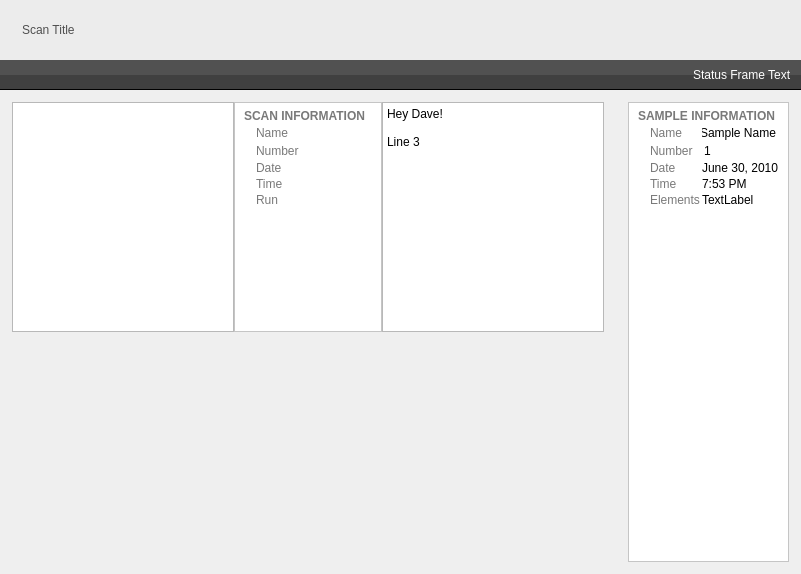
Qt form source/ui/AMGenericScanEditor.ui (acquaman/acquaman) before a commit.
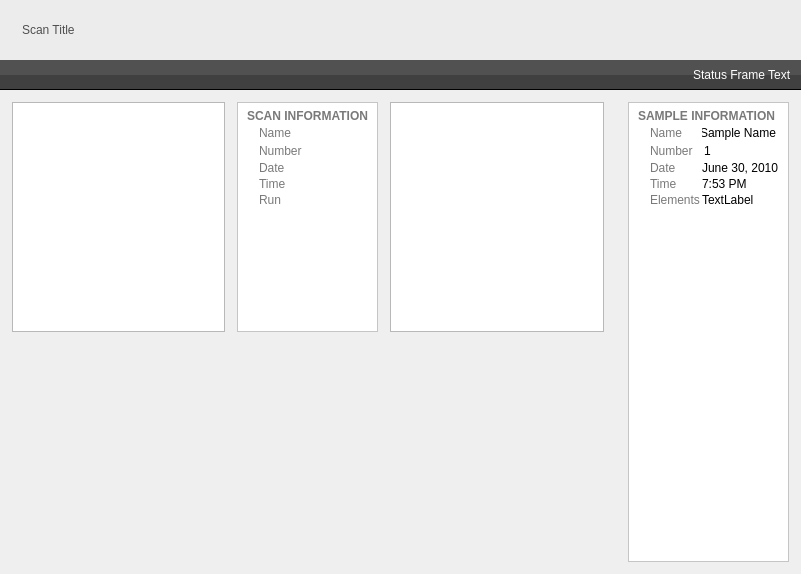
The same form after that commit. Icons and pictures are not drawn.

Commit message: first working drag and drop of scans onto scan editor (AMGenericScanEditor). Data views are broken and crashing right now... need to figure out why.

What changed in the file:
```diff
--- a/source/ui/AMGenericScanEditor.ui
+++ b/source/ui/AMGenericScanEditor.ui
@@ -147,6 +147,9 @@
        </property>
        <item>
         <layout class="QHBoxLayout" name="leftHorizontalLayout">
+         <property name="spacing">
+          <number>12</number>
+         </property>
          <property name="margin">
           <number>0</number>
          </property>
@@ -307,9 +310,7 @@
 font: bold 15px &quot;Marker Felt&quot;;</string>
            </property>
            <property name="plainText">
-            <string>Hey Dave!
-
-Line 3</string>
+            <string/>
            </property>
            <property name="backgroundVisible">
             <bool>false</bool>
```
The commit also changes 11 other files.
